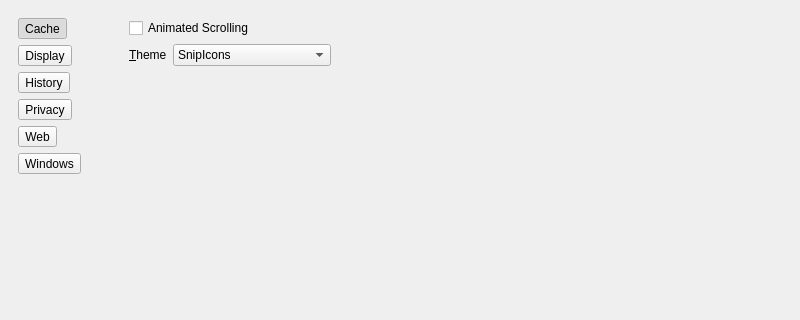
Old version of the form 2.x/UI/dooble_settings.ui in the repository textbrowser/dooble; both pictures show x 0 to 800 and y 0 to 320 of the 800 by 700 pixel window.
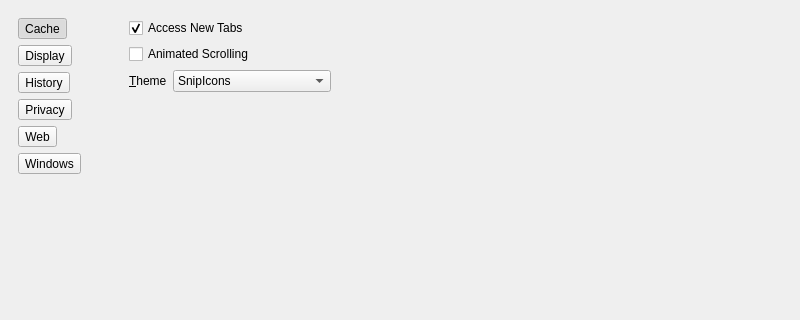
New version of the form. The open tabs and pages were chosen to show the change. Icons and pictures are not drawn.

Commit message: Switch to new tabs.

The edit to the form file:
```diff
--- a/2.x/UI/dooble_settings.ui
+++ b/2.x/UI/dooble_settings.ui
@@ -303,6 +303,19 @@
         </widget>
         <widget class="QWidget" name="display_page">
          <layout class="QVBoxLayout" name="verticalLayout_4">
+          <item>
+           <widget class="QCheckBox" name="access_new_tabs">
+            <property name="toolTip">
+             <string>Switch to new tabs.</string>
+            </property>
+            <property name="text">
+             <string>Access New Tabs</string>
+            </property>
+            <property name="checked">
+             <bool>true</bool>
+            </property>
+           </widget>
+          </item>
           <item>
            <widget class="QCheckBox" name="animated_scrolling">
             <property name="text">
```
Left out of the diff: 7 changed lines with no effect on the pictures. The commit also changes 3 other files.
